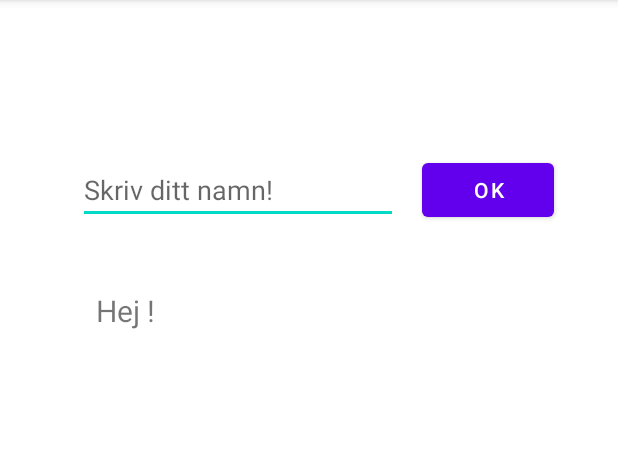
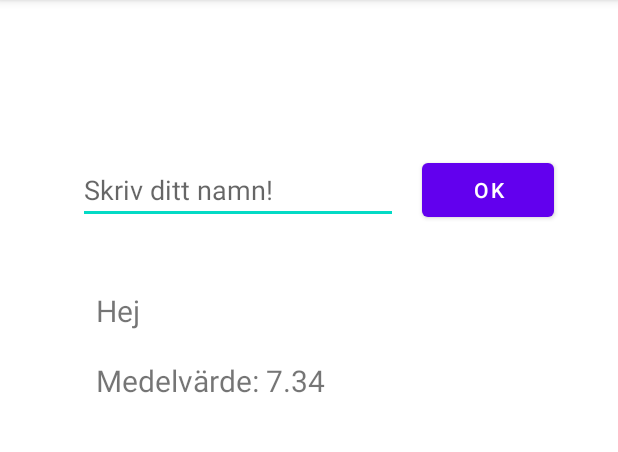
Before and after one commit to fw-23/sos23-exempel, an Android app: the screen it shows after launch (MainActivity), after a tap on "OK", on a phone screen of 412 x 824 dp, the part 84-536 px from its top. Run offline under Robolectric (Android 15) with nearby library versions, the phone set to English and light mode, and no system bars.

```diff
--- a/app/src/main/java/fi/arcada/sos_23_exempel/MainActivity.java
+++ b/app/src/main/java/fi/arcada/sos_23_exempel/MainActivity.java
@@ -13,6 +13,8 @@ public class MainActivity extends AppCompatActivity {
     TextView outputText;
     EditText inputText;
 
+    double[] values = { 3.5, 5, 8.6, 23, 7, 9, 5, 3, 2 };
+
     @Override
     protected void onCreate(Bundle savedInstanceState) {
         super.onCreate(savedInstanceState);
@@ -26,13 +28,22 @@ public class MainActivity extends AppCompatActivity {
 
     }
 
-    public void buttonHandler(View view) {
+    public void calculate(View view) {
+
+        outputText.setText(String.format("Hej %s\n\nMedelvärde: %.2f",
+                inputText.getText(),
+                Statistics.calcMean(values)
+        ));
+    }
+
+
+    /*public void buttonHandler(View view) {
         //System.out.println("Du tryckte på knappen!");
 
         // Vi avläser vår EditText och omvandlar till String
         String namn = inputText.getText().toString();
 
-        outputText.setText("Hej " + namn + "!");
+        outputText.setText(Statistics.greet() + " " + namn + "!");
 
-    }
+    }*/
 }
--- /dev/null
+++ b/app/src/main/java/fi/arcada/sos_23_exempel/Statistics.java
@@ -0,0 +1,20 @@
+package fi.arcada.sos_23_exempel;
+
+public class Statistics {
+
+    public static String greet() {
+        return "Hej";
+    }
+
+    public static double calcMean(double[] values) {
+        double total = 0;
+        for (int i=0; i < values.length; i++) {
+            total += values[i];
+        }
+
+        return total / values.length;
+
+    }
+
+
+}
--- a/app/src/main/res/layout/activity_main.xml
+++ b/app/src/main/res/layout/activity_main.xml
@@ -34,7 +34,7 @@
         android:layout_width="wrap_content"
         android:layout_height="wrap_content"
         android:layout_marginStart="16dp"
-        android:onClick="buttonHandler"
+        android:onClick="calculate"
         android:text="OK"
         app:layout_constraintBottom_toBottomOf="@+id/editTextName"
         app:layout_constraintStart_toEndOf="@+id/editTextName"
```
